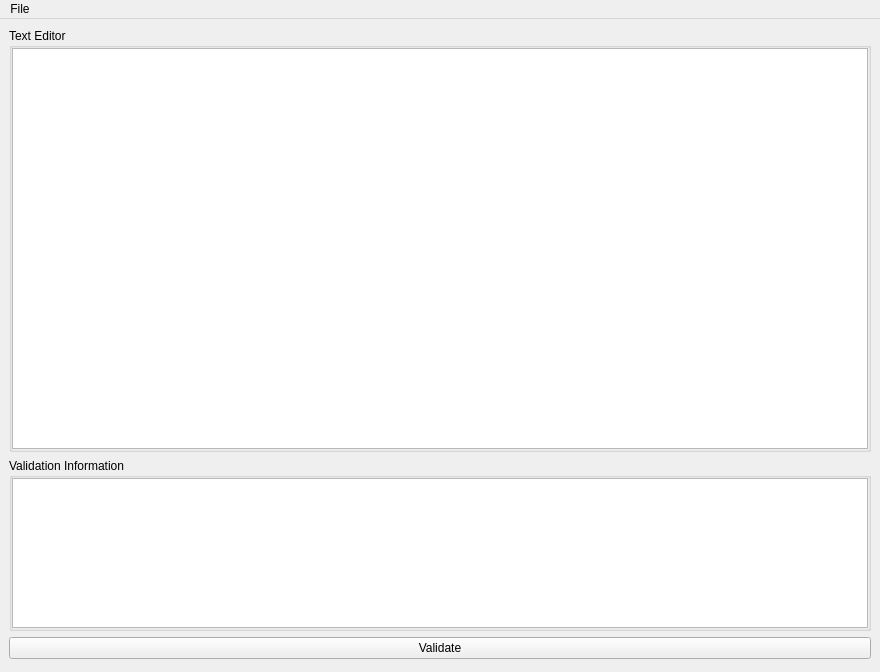
The window that gui/DCP_validation.ui (UoA-eResearch/SPOC-DCP-validator) describes before a commit, drawn with Qt 5.
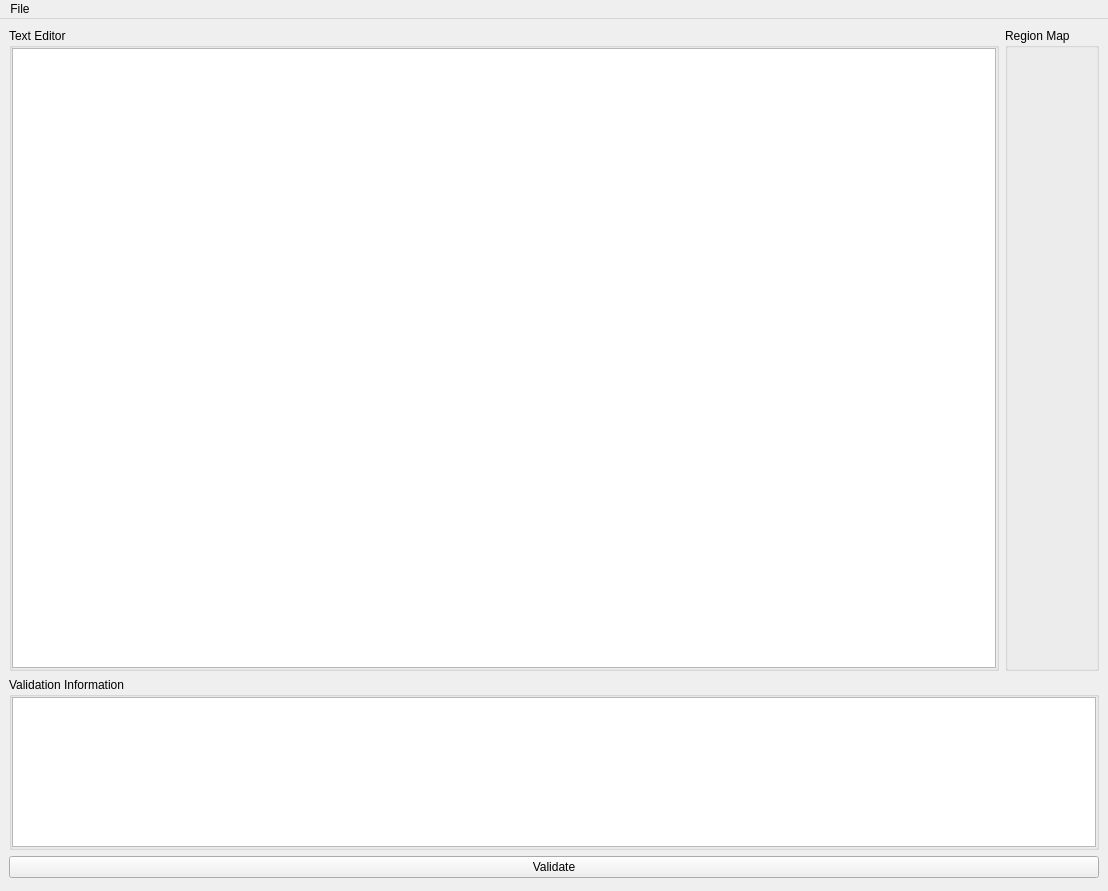
The same window after the commit.

Commit message: Trial of folium, and error message improvement

Diff of the .ui file:
```diff
--- a/gui/DCP_validation.ui
+++ b/gui/DCP_validation.ui
@@ -6,8 +6,8 @@
    <rect>
     <x>0</x>
     <y>0</y>
-    <width>880</width>
-    <height>672</height>
+    <width>1108</width>
+    <height>891</height>
    </rect>
   </property>
   <property name="windowTitle">
@@ -16,6 +16,8 @@
   <widget class="QWidget" name="centralwidget">
    <layout class="QVBoxLayout" name="verticalLayout">
     <item>
+     <layout class="QHBoxLayout" name="horizontalLayout_4">
+      <item>
      <widget class="QGroupBox" name="GroupBox">
       <property name="title">
        <string>Text Editor</string>
@@ -56,6 +58,16 @@
      </widget>
     </item>
     <item>
+       <widget class="QGroupBox" name="groupBox_2">
+        <property name="title">
+         <string>Region Map</string>
+        </property>
+        <layout class="QHBoxLayout" name="horizontalLayout_5"/>
+       </widget>
+      </item>
+     </layout>
+    </item>
+    <item>
      <widget class="QGroupBox" name="groupBox">
       <property name="title">
        <string>Validation Information</string>
@@ -143,8 +155,8 @@
     <rect>
      <x>0</x>
      <y>0</y>
-     <width>880</width>
-     <height>26</height>
+     <width>1108</width>
+     <height>21</height>
     </rect>
    </property>
    <widget class="QMenu" name="menuFile">
```
Lines whose indentation alone changed are shown as unchanged. The commit also changes 2 other files.
